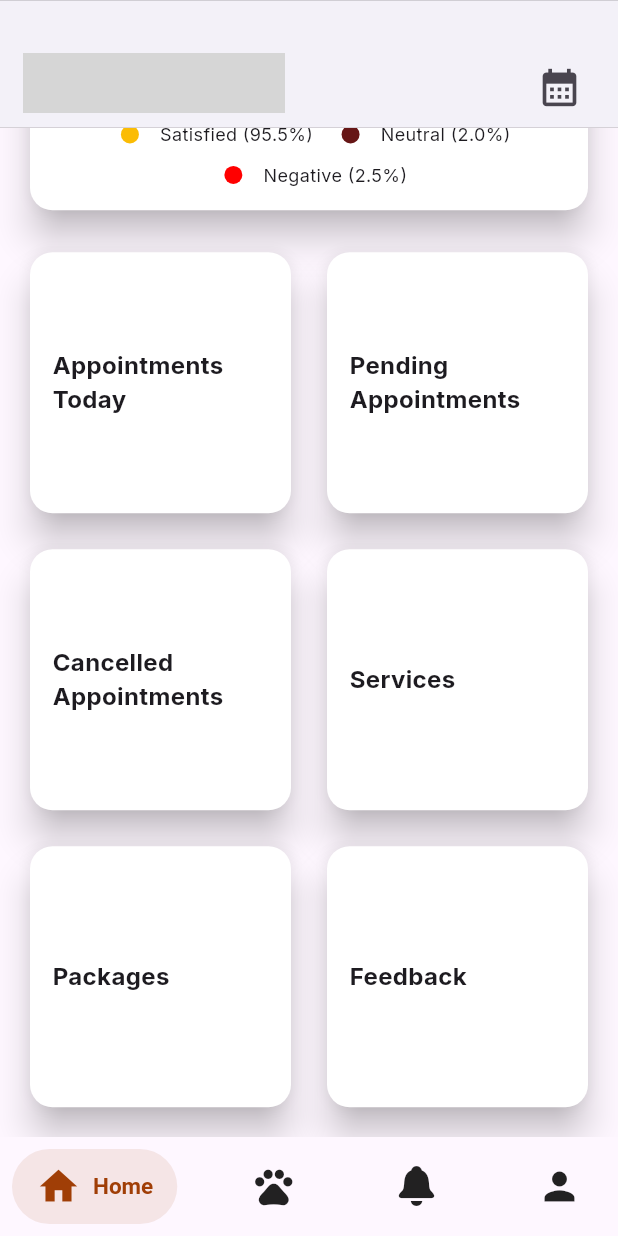
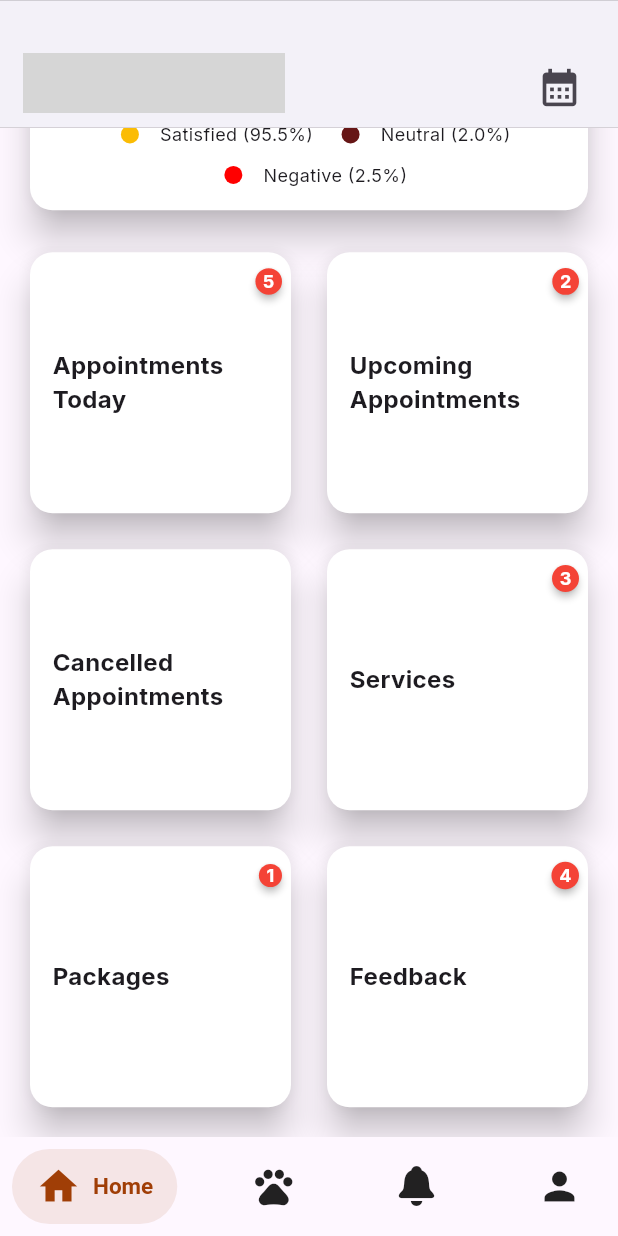
Before and after one commit to Pamfurred-Service-Provider/pamfurred_service_provider, a Flutter app: the screen it shows after launch, scrolled down 1360 dp, on a phone screen of 412 x 824 dp. Run offline on Flutter 3.47's test engine with Material 3 defaults, Android fonts, the phone set to English and light mode, and no system bars; drawn by our look-alikes of badges, salomon_bottom_bar; our stand-ins replace email_validator, fl_chart, google_fonts, image_picker, intl_phone_field, table_calendar; grey boxes are pictures that could not be loaded.

Commit message:
appointments.dart - added singletickerprovider for tab contoller and removed defaulttabcontoller. feedbacks.dart - added the formula for calculating average rating. home_screen.dart - added badges for the notification and added cards navigation to redirect to their respective tabs specifically, pending and upcoming appointments.

```diff
--- a/lib/screens/home_screen.dart
+++ b/lib/screens/home_screen.dart
@@ -1,4 +1,5 @@
 import 'package:flutter/material.dart';
+import 'package:badges/badges.dart' as badges;
 import 'package:service_provider/components/custom_appbar.dart';
 import 'package:service_provider/components/revenue_chart.dart';
 import 'package:service_provider/components/most_availed_chart.dart';
@@ -90,46 +91,53 @@ class HomeScreenState extends State<HomeScreen> {
   ];
   final List<String> cardTitles = [
     'Appointments \nToday',
-    'Pending \nAppointments',
+    'Upcoming \nAppointments',
     'Cancelled Appointments',
     'Services',
     'Packages',
     'Feedback'
   ];
   void navigateToScreen(String title) {
+    int initialTabIndex = 0;
+
     if (title == 'Appointments Today') {
-      Navigator.push(
-        context,
-        MaterialPageRoute(builder: (context) => const AppointmentsScreen()),
-      );
-    } else if (title == 'Pending Appointments') {
-      Navigator.push(
-        context,
-        MaterialPageRoute(builder: (context) => const AppointmentsScreen()),
-      );
+      initialTabIndex = 0; // "Today" tab
+    } else if (title == 'Upcoming \nAppointments') {
+      initialTabIndex = 1; // "Upcoming" tab
     } else if (title == 'Cancelled Appointments') {
-      Navigator.push(
-        context,
-        MaterialPageRoute(builder: (context) => const AppointmentsScreen()),
-      );
-    } else if (title == 'Services') {
+      initialTabIndex = 4; // "Cancelled" tab
+    } else if (title == 'Services' || title == 'Packages') {
       Navigator.push(
         context,
         MaterialPageRoute(builder: (context) => const ServicesScreen()),
       );
-    } else if (title == 'Packages') {
-      Navigator.push(
-        context,
-        MaterialPageRoute(builder: (context) => const ServicesScreen()),
-      );
+      return; // Prevents further navigation to AppointmentsScreen
     } else if (title == 'Feedback') {
-      // You can navigate to a feedback screen or another screen for feedback
       Navigator.push(
         context,
         MaterialPageRoute(builder: (context) => const FeedbacksScreen()),
       );
+      return; // Prevents further navigation to AppointmentsScreen
     }
+
+    // Navigate to AppointmentsScreen if it's an appointment related title
+    Navigator.push(
+      context,
+      MaterialPageRoute(
+        builder: (context) =>
+            AppointmentsScreen(initialTabIndex: initialTabIndex),
+      ),
+    );
   }
+
+  final List<int> notificationCounts = [
+    5,
+    2,
+    0,
+    3,
+    1,
+    4
+  ]; //static data for notification
 
   @override
   Widget build(BuildContext context) {
@@ -292,7 +300,9 @@ class HomeScreenState extends State<HomeScreen> {
                 onTap: () {
                   navigateToScreen(cardTitles[index]);
                 },
-                child: Card(
+                child: Stack(
+                  children: [
+                    Card(
                       color: Colors.white,
                       elevation: 10,
                       shape: RoundedRectangleBorder(
@@ -315,26 +325,29 @@ class HomeScreenState extends State<HomeScreen> {
                                 ),
                               ),
                             ),
-                        // Align(
-                        //   alignment: Alignment.topRight,
-                        //   child: Container(
-                        //     padding: const EdgeInsets.all(4),
-                        //     decoration: BoxDecoration(
-                        //       color: Colors.red,
-                        //       borderRadius: BorderRadius.circular(12),
-                        //     ),
-                        //     child: const Text(
-                        //       '10', // Notification number
-                        //       style: TextStyle(
-                        //         color: Colors.white,
-                        //         fontWeight: FontWeight.bold,
-                        //       ),
-                        //     ),
-                        //   ),
-                        // ),
                           ],
                         ),
                       ),
+                    ),
+                    //for the norification number.
+                    if (notificationCounts[index] > 0)
+                      Positioned(
+                        top: 10,
+                        right: 10,
+                        child: badges.Badge(
+                          badgeContent: Text(
+                            notificationCounts[index].toString(),
+                            style: const TextStyle(
+                              color: Colors.white,
+                              fontWeight: FontWeight.bold,
+                              fontSize: 12,
+                            ),
+                          ),
+                          badgeStyle:
+                              const badges.BadgeStyle(badgeColor: Colors.red),
+                        ),
+                      ),
+                  ],
                 ),
               );
             },
--- a/pubspec.yaml
+++ b/pubspec.yaml
@@ -68,6 +68,10 @@ dependencies:
 
   #flutter charts
   fl_chart: ^0.69.0
+
+  #flutter badge used in the notification in the homescreen
+  badges: ^3.1.2
+
 
 dev_dependencies:
   flutter_test:
```
Also changed, not shown: lib/screens/appointments.dart (+30 -11 lines), lib/screens/feedbacks.dart (+55 -39 lines), pubspec.lock. Lines whose indentation alone changed are shown as unchanged.
